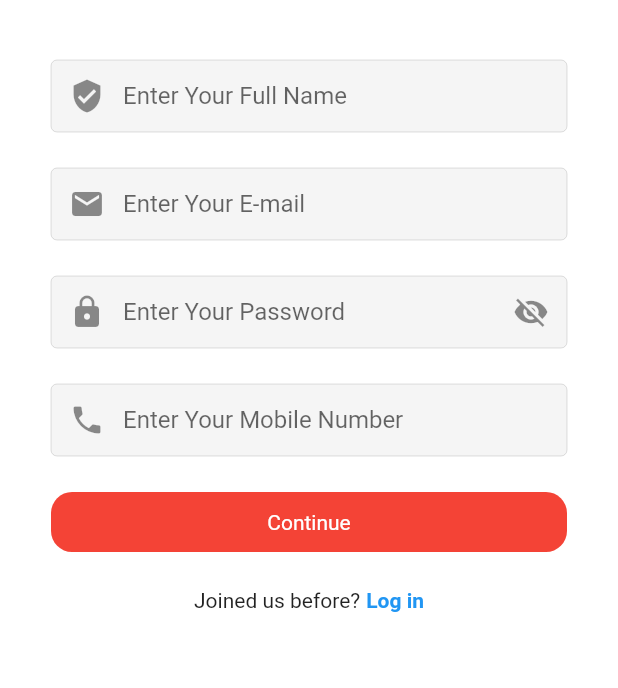
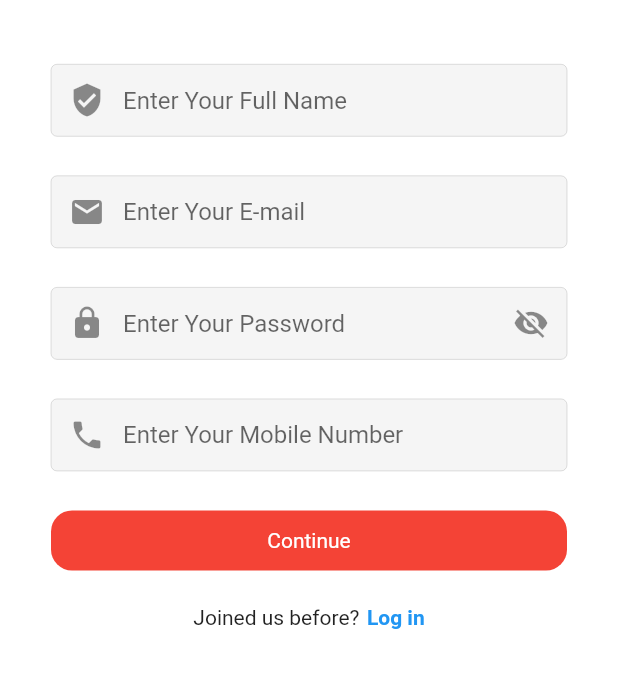
Before and after one commit to ShrutiKhanduja/collegemate, a Flutter app: the screen it shows after launch, after a tap on "Register", on a phone screen of 412 x 824 dp, the part 126-814 px from its top. Run offline on Flutter 3.47's test engine with Material 2 defaults, Android fonts, the phone set to English and light mode, and no system bars; our stand-ins replace flutter_rating_bar, flutter_signin_button, flutter_svg, font_awesome_flutter, google_fonts, google_maps_flutter and 1 more.

Commit message:
size config all files

```diff
--- a/lib/screens/login.dart
+++ b/lib/screens/login.dart
@@ -1,4 +1,6 @@
+import 'package:collegemate/responsive/size_config.dart';
 import 'package:collegemate/screens/sign_up.dart';
+import 'package:collegemate/utils/custom_color.dart';
 import 'package:collegemate/widgets/custom_text_field.dart';
 import 'package:collegemate/widgets/text_widget.dart';
 import 'package:flutter/material.dart';
@@ -24,6 +26,7 @@ class _LoginScreenState extends State<LoginScreen> {
 
   @override
   Widget build(BuildContext context) {
+    SizeConfig().init(context);
     return Scaffold(
       backgroundColor: Colors.white,
       resizeToAvoidBottomInset: false,
@@ -44,9 +47,7 @@ class _LoginScreenState extends State<LoginScreen> {
                 color: Colors.black,
                 height: 64,
               ),
-              SizedBox(
-                height: 50,
-              ),
+              SizedBox(height: SizeConfig.deviceHeight * 0.0654),
               // textfield input email
               CustomTextField(
                 // we have to create a variable for text editing controller
@@ -55,9 +56,7 @@ class _LoginScreenState extends State<LoginScreen> {
                 hintText: 'Enter Your E-mail',
                 icon: Icon(Icons.email),
               ),
-              SizedBox(
-                height: 24,
-              ),
+              SizedBox(height: SizeConfig.deviceHeight * 0.032),
               // textfield input password
               CustomTextField(
                 // we have to create a variable for text editing controller
@@ -78,9 +77,7 @@ class _LoginScreenState extends State<LoginScreen> {
                 //Icon(Icons.visibility_off),
                 isPass: isHiddenPassword,
               ),
-              SizedBox(
-                height: 24,
-              ),
+              SizedBox(height: SizeConfig.deviceHeight * 0.032),
               InkWell(
                 child: Container(
                   alignment: Alignment.centerRight,
@@ -103,7 +100,7 @@ class _LoginScreenState extends State<LoginScreen> {
                   padding: EdgeInsets.symmetric(vertical: 12),
                   alignment: Alignment.center,
                   decoration: ShapeDecoration(
-                    color: Colors.red,
+                    color: activeColor,
                     shape: RoundedRectangleBorder(
                       borderRadius: BorderRadius.circular(
                         14,
@@ -113,7 +110,7 @@ class _LoginScreenState extends State<LoginScreen> {
                 ),
               ),
               SizedBox(
-                height: 12,
+                height: SizeConfig.deviceHeight * 0.016,
               ),
 
               Container(
@@ -123,7 +120,7 @@ class _LoginScreenState extends State<LoginScreen> {
                 ),
               ),
               SizedBox(
-                height: 12,
+                height: SizeConfig.deviceHeight * 0.016,
               ),
 
               InkWell(
@@ -143,15 +140,13 @@ class _LoginScreenState extends State<LoginScreen> {
                     mainAxisAlignment: MainAxisAlignment.center,
                     children: [
                       SizedBox(
-                        height: 30,
+                        height: SizeConfig.deviceHeight * 0.04,
                         child: Image.asset(
                           'assets/images/google.png',
                           fit: BoxFit.cover,
                         ),
                       ),
-                      SizedBox(
-                        width: 10,
-                      ),
+                      SizedBox(width: SizeConfig.deviceWidth * 0.03),
                       Text('Login With Google'),
                     ],
                   ),
@@ -167,12 +162,10 @@ class _LoginScreenState extends State<LoginScreen> {
                       text: "Don't have an account ?",
                       size: 20,
                     ),
-
-                    //Text("Don't have an account ? "),
                     padding: EdgeInsets.symmetric(vertical: 8),
                   ),
                   SizedBox(
-                    width: 8,
+                    width: SizeConfig.deviceWidth * 0.024,
                   ),
                   GestureDetector(
                     onTap: () {
@@ -190,9 +183,6 @@ class _LoginScreenState extends State<LoginScreen> {
                       padding: EdgeInsets.symmetric(vertical: 8),
                     ),
                   ),
-                  SizedBox(
-                    height: 40,
-                  ),
                 ],
               ),
             ],
--- a/lib/screens/sign_up.dart
+++ b/lib/screens/sign_up.dart
@@ -1,4 +1,6 @@
+import 'package:collegemate/responsive/size_config.dart';
 import 'package:collegemate/screens/login.dart';
+import 'package:collegemate/utils/custom_color.dart';
 import 'package:collegemate/widgets/custom_text_field.dart';
 import 'package:flutter/material.dart';
 import 'package:flutter_svg/svg.dart';
@@ -22,6 +24,7 @@ class _SignUpScreenState extends State<SignUpScreen> {
 
   @override
   Widget build(BuildContext context) {
+    SizeConfig().init(context);
     return Scaffold(
       backgroundColor: Colors.white,
       resizeToAvoidBottomInset: false,
@@ -44,8 +47,8 @@ class _SignUpScreenState extends State<SignUpScreen> {
                   color: Colors.black,
                   height: 64,
                 ),
-                const SizedBox(
-                  height: 40,
+                SizedBox(
+                  height: SizeConfig.deviceHeight * 0.052,
                 ),
 
                 // textfield input user
@@ -56,8 +59,8 @@ class _SignUpScreenState extends State<SignUpScreen> {
                   hintText: 'Enter Your Full Name',
                   icon: Icon(Icons.verified_user),
                 ),
-                const SizedBox(
-                  height: 24,
+                SizedBox(
+                  height: SizeConfig.deviceHeight * 0.032,
                 ),
                 // textfield input email
                 CustomTextField(
@@ -67,8 +70,8 @@ class _SignUpScreenState extends State<SignUpScreen> {
                   hintText: 'Enter Your E-mail',
                   icon: Icon(Icons.email),
                 ),
-                const SizedBox(
-                  height: 24,
+                SizedBox(
+                  height: SizeConfig.deviceHeight * 0.032,
                 ),
                 // textfield input password
                 CustomTextField(
@@ -89,8 +92,8 @@ class _SignUpScreenState extends State<SignUpScreen> {
                         : Icons.visibility),
                   ),
                 ),
-                const SizedBox(
-                  height: 24,
+                SizedBox(
+                  height: SizeConfig.deviceHeight * 0.032,
                 ),
 
                 CustomTextField(
@@ -100,8 +103,8 @@ class _SignUpScreenState extends State<SignUpScreen> {
                   hintText: 'Enter Your Mobile Number',
                   icon: Icon(Icons.phone),
                 ),
-                const SizedBox(
-                  height: 24,
+                SizedBox(
+                  height: SizeConfig.deviceHeight * 0.032,
                 ),
                 // button login
                 InkWell(
@@ -115,7 +118,7 @@ class _SignUpScreenState extends State<SignUpScreen> {
                     padding: const EdgeInsets.symmetric(vertical: 12),
                     alignment: Alignment.center,
                     decoration: const ShapeDecoration(
-                      color: Colors.red,
+                      color: activeColor,
                       shape: RoundedRectangleBorder(
                         borderRadius: BorderRadius.all(
                           Radius.circular(14),
@@ -124,8 +127,8 @@ class _SignUpScreenState extends State<SignUpScreen> {
                     ),
                   ),
                 ),
-                const SizedBox(
-                  height: 16,
+                SizedBox(
+                  height: SizeConfig.deviceHeight * 0.019,
                 ),
 
                 Row(
@@ -135,8 +138,8 @@ class _SignUpScreenState extends State<SignUpScreen> {
                       child: const Text("Joined us before?"),
                       padding: const EdgeInsets.symmetric(vertical: 8),
                     ),
-                    const SizedBox(
-                      width: 4,
+                    SizedBox(
+                      width: SizeConfig.deviceWidth * 0.012,
                     ),
                     GestureDetector(
                       onTap: () {
--- a/lib/widgets/custom_text_field.dart
+++ b/lib/widgets/custom_text_field.dart
@@ -1,6 +1,7 @@
 import 'package:flutter/material.dart';
 
 class CustomTextField extends StatelessWidget {
+  // for textfield signin and login
   final TextEditingController textEditingController;
   final bool isPass;
   final String hintText;
```
